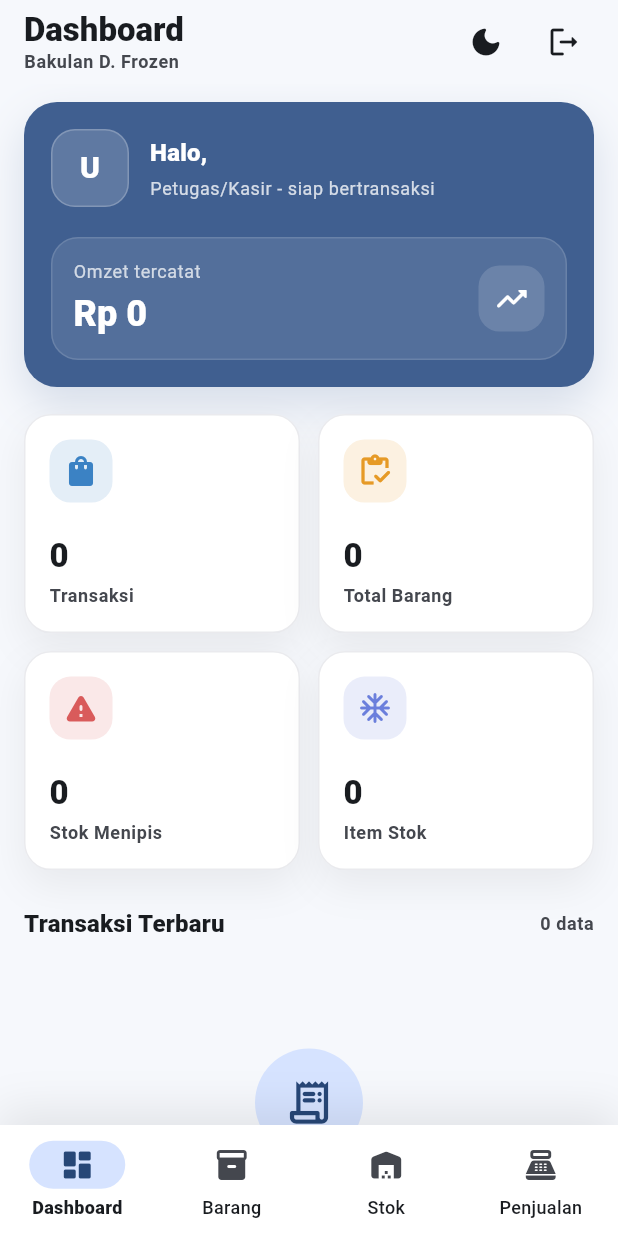
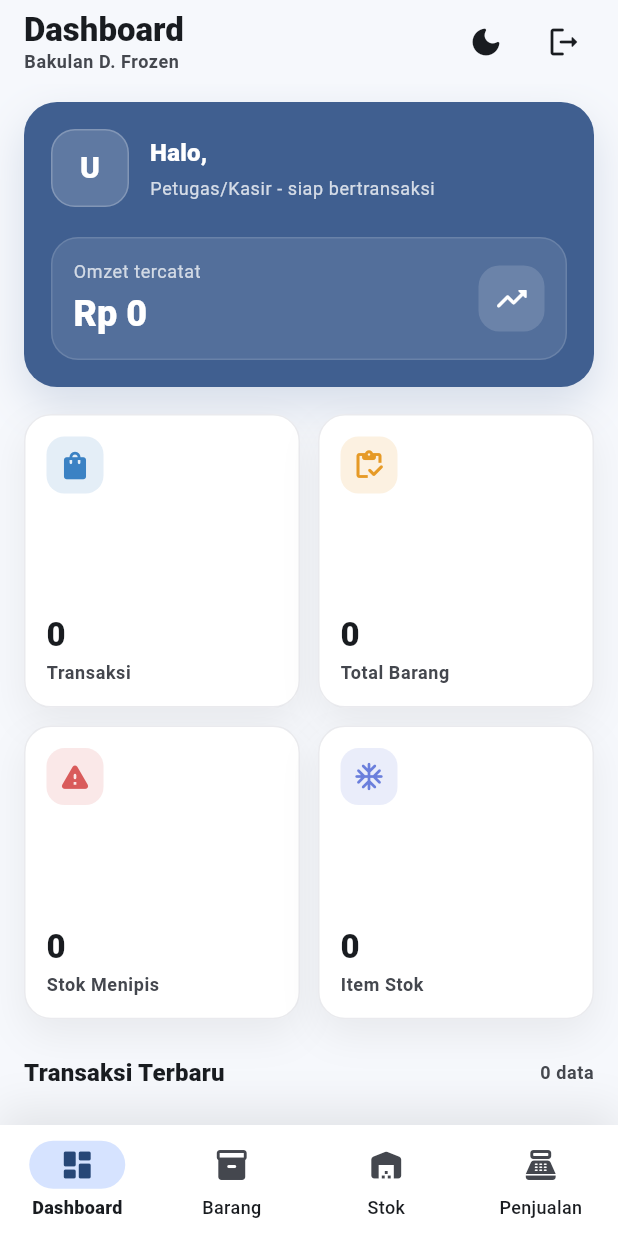
Before and after one commit to DavidDSaputra/Bakulan-D.-Frozen-Food-POS-system, a Flutter app: the screen it shows once a user with an empty profile is signed in, on a phone screen of 412 x 824 dp. Run offline on Flutter 3.47's test engine with Material 3 defaults, Android fonts, the phone set to English and light mode, and no system bars; our stand-ins replace cloud_firestore, firebase_auth, firebase_core, image_picker; accounts and stored records are empty.

Commit message:
Fix dashboard card overflow and Cloudinary defaults

```diff
--- a/lib/screens/dashboard_screen.dart
+++ b/lib/screens/dashboard_screen.dart
@@ -201,7 +201,7 @@
                           crossAxisCount: 2,
                           mainAxisSpacing: 12,
                           crossAxisSpacing: 12,
-                          childAspectRatio: 1.26,
+                          childAspectRatio: .94,
                         ),
                     children: [
                       StatCard(
--- a/lib/services/cloudinary_service.dart
+++ b/lib/services/cloudinary_service.dart
@@ -14,9 +14,13 @@
 
 class CloudinaryService {
   CloudinaryService({
-    String cloudName = const String.fromEnvironment('CLOUDINARY_CLOUD_NAME'),
+    String cloudName = const String.fromEnvironment(
+      'CLOUDINARY_CLOUD_NAME',
+      defaultValue: 'dop6ml3pj',
+    ),
     String uploadPreset = const String.fromEnvironment(
       'CLOUDINARY_UPLOAD_PRESET',
+      defaultValue: 'bakulan_unsigned',
     ),
     http.Client? client,
   }) : _cloudName = cloudName,
--- a/lib/widgets/stat_card.dart
+++ b/lib/widgets/stat_card.dart
@@ -31,29 +31,32 @@
         ],
       ),
       child: Padding(
-        padding: const EdgeInsets.all(16),
+        padding: const EdgeInsets.all(14),
         child: Column(
           crossAxisAlignment: CrossAxisAlignment.start,
           children: [
             Container(
-              width: 42,
-              height: 42,
+              width: 38,
+              height: 38,
               decoration: BoxDecoration(
                 color: color.withValues(alpha: .14),
-                borderRadius: BorderRadius.circular(14),
+                borderRadius: BorderRadius.circular(12),
               ),
-              child: Icon(icon, color: color),
+              child: Icon(icon, color: color, size: 22),
             ),
-            const SizedBox(height: 22),
-            Text(
-              value,
-              maxLines: 1,
-              overflow: TextOverflow.ellipsis,
-              style: Theme.of(
-                context,
-              ).textTheme.titleLarge?.copyWith(fontWeight: FontWeight.w900),
+            const Spacer(),
+            FittedBox(
+              fit: BoxFit.scaleDown,
+              alignment: Alignment.centerLeft,
+              child: Text(
+                value,
+                maxLines: 1,
+                style: Theme.of(
+                  context,
+                ).textTheme.titleLarge?.copyWith(fontWeight: FontWeight.w900),
+              ),
             ),
-            const SizedBox(height: 4),
+            const SizedBox(height: 3),
             Text(
               title,
               maxLines: 1,
```
Also changed, not shown: 1 other file.
